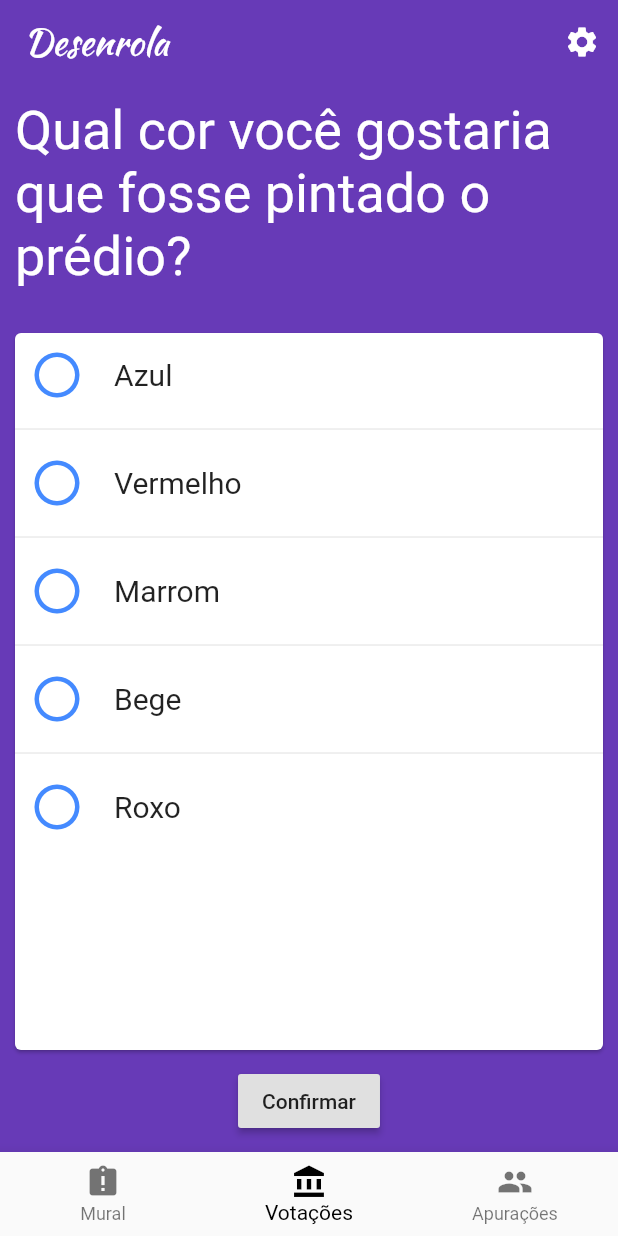
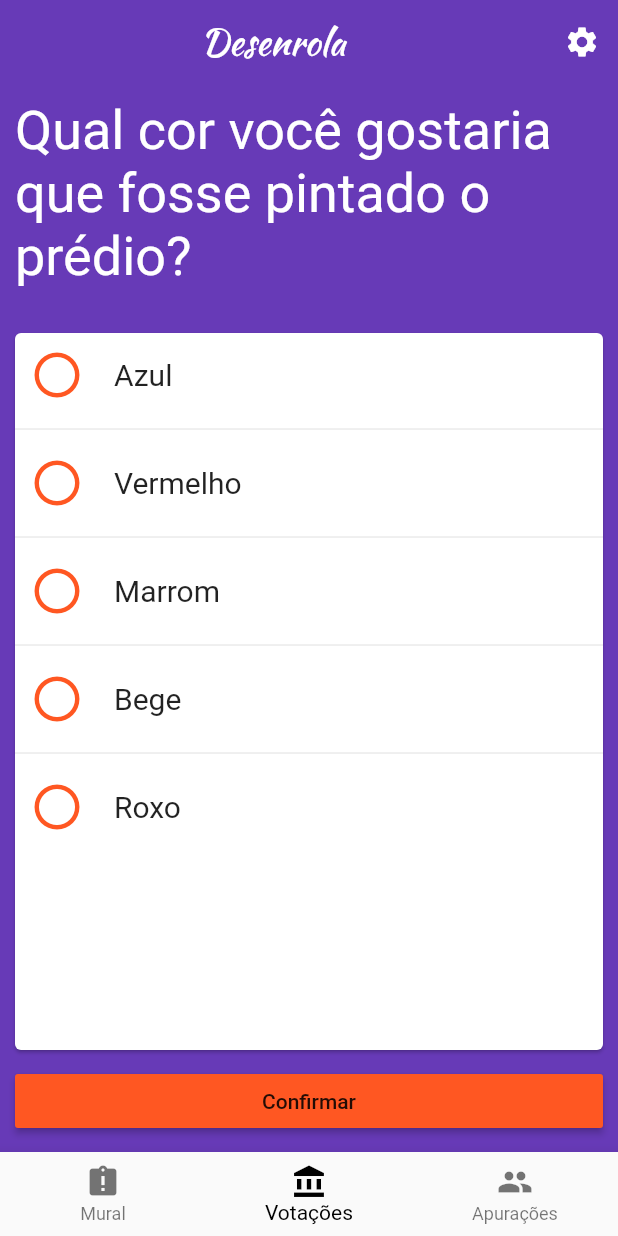
Before and after one commit to avlnx/assembly, a Flutter app: the screen it shows after launch, item 2 of the bottom bar chosen, on a phone screen of 412 x 824 dp. Run offline on Flutter 3.47's test engine with Material 2 defaults, Android fonts, the phone set to English and light mode, and no system bars.

Commit message:
Theming and data

```diff
--- a/lib/home_widget.dart
+++ b/lib/home_widget.dart
@@ -24,13 +24,14 @@ class _HomeState extends State<Home> {
     return Scaffold(
       appBar: AppBar(
         elevation: 0.0,
-        title: Text(
+        title: Center(
+            child: Text(
           'Desenrola',
           style: TextStyle(
             fontFamily: 'Kaushan Script',
             fontSize: 24.0,
           ),
-        ),
+        )),
         actions: <Widget>[
           IconButton(
             icon: Icon(Icons.settings),
--- a/lib/main.dart
+++ b/lib/main.dart
@@ -7,11 +7,13 @@ class App extends StatelessWidget {
   @override
   Widget build(BuildContext context) {
     return MaterialApp(
-      title: 'My Flutter App',
+      title: 'Desenrola',
       theme: ThemeData(
         primarySwatch: Colors.deepPurple,
         primaryColor: Colors.deepPurple,
         scaffoldBackgroundColor: Colors.deepPurple,
+        accentColor: Colors.deepOrange,
+        buttonColor: Colors.deepOrange,
       ),
       home: Home(),
     );
--- a/lib/tabs/votes_tab.dart
+++ b/lib/tabs/votes_tab.dart
@@ -42,7 +42,7 @@ class _VotesTabState extends State<VotesTab> {
       ]),
     );
     _questions.add(
-        Question(2, 'Você é a favor de trocar o síndico??',
+        Question(2, 'Você é a favor de trocar o síndico?',
             DateTime.now(), [
               Choice('Sim', 0),
               Choice('Não', 1),
@@ -112,7 +112,7 @@ class _VotesTabState extends State<VotesTab> {
                           ? Icons.check_circle
                           : Icons.radio_button_unchecked,
                       size: 36.0,
-                      color: Colors.blueAccent,
+                      color: Theme.of(context).accentColor,
                     ),
                     contentPadding: EdgeInsets.fromLTRB(10.0, 0.0, 10.0, 0.0),
                     onTap: () {
@@ -128,10 +128,10 @@ class _VotesTabState extends State<VotesTab> {
           ),
           RaisedButton(
             child: Text('Confirmar'),
-            color: Theme.of(context).buttonColor,
             onPressed: confirmQuestionsChoice,
           ),
         ],
+        crossAxisAlignment: CrossAxisAlignment.stretch,
       ),
       padding: EdgeInsets.all(10.0),
     );
```
